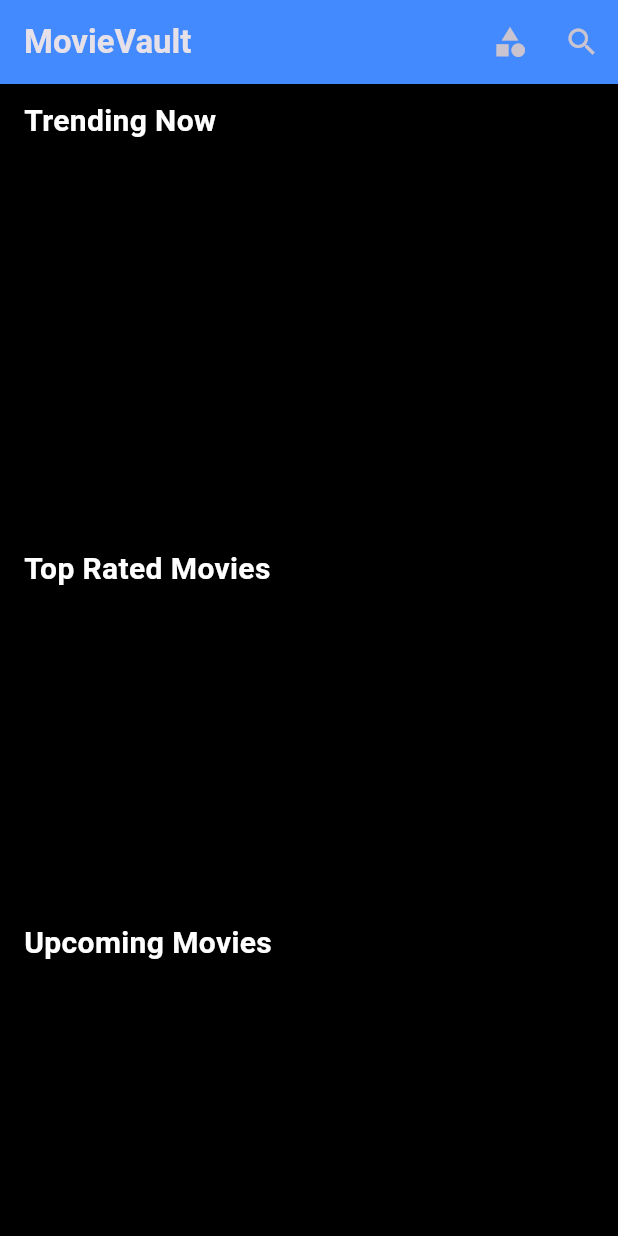
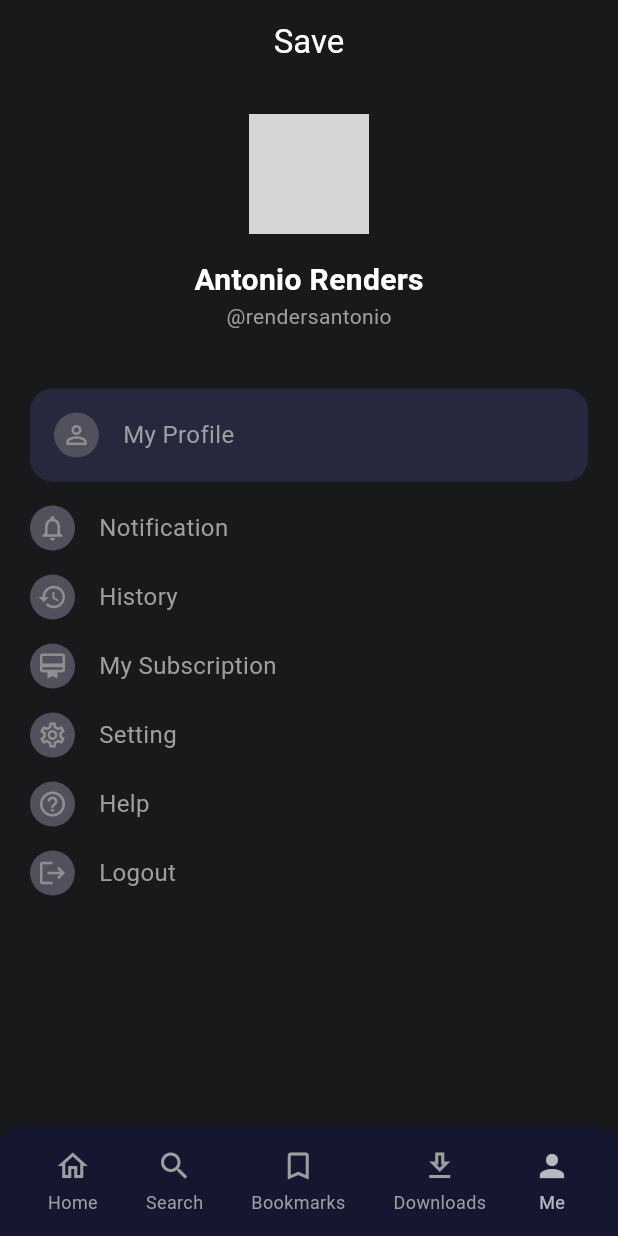
Before and after one commit to WITI-MOBILE-APPLICATION/GROUP_ONE_MOBILE_APP, a Flutter app: the screen it shows after launch, on a phone screen of 412 x 824 dp. Run offline on Flutter 3.47's test engine with Material 3 defaults, Android fonts, the phone set to English and light mode, and no system bars; our stand-ins replace flutter_dotenv; network calls fail; grey boxes are pictures that could not be loaded.

Commit message:
profile_screen

```diff
--- a/lib/main.dart
+++ b/lib/main.dart
@@ -6,6 +6,7 @@ import 'providers/movie_provider.dart';
 import 'screens/home_screen.dart';
 import './screens/movie_detail_screen.dart';
 import 'screens/splash_screen.dart';
+import 'screens/profile_screen.dart';
 
 Future<void> main() async {
   WidgetsFlutterBinding.ensureInitialized();
@@ -24,15 +25,14 @@ class MyApp extends StatelessWidget {
       child: MaterialApp(
         title: 'MovieVault',
         theme: ThemeData.dark().copyWith(
-          primaryColor: Colors.blueAccent,
-          visualDensity: VisualDensity.adaptivePlatformDensity,
+          brightness: Brightness.dark,
+          scaffoldBackgroundColor: const Color.fromARGB(255, 24, 25, 26),
         ),
         debugShowCheckedModeBanner: false,
-        initialRoute: '/',
-        routes: {
-          '/': (context) => SplashScreen(),
-          '/home': (context) => HomeScreen(),
-        },
+        // You can either use home directly:
+        home: const ProfileScreen(),
+
+
       ),
     );
   }
--- a/lib/screens/home_screen.dart
+++ b/lib/screens/home_screen.dart
@@ -37,7 +37,7 @@ class _HomeScreenState extends State<HomeScreen> with TickerProviderStateMixin {
             icon: const Icon(Icons.category),
             onPressed: () {
               Navigator.push(context,
-                  MaterialPageRoute(builder: (context) => GenreScreen()));
+                  MaterialPageRoute(builder: (context) => const GenreScreen()));
             },
           ),
           IconButton(
--- /dev/null
+++ b/lib/screens/profile_screen.dart
@@ -0,0 +1,180 @@
+import 'package:flutter/material.dart';
+
+class ProfileScreen extends StatefulWidget {
+  const ProfileScreen({super.key});
+
+  @override
+  // ignore: library_private_types_in_public_api
+  _ProfileScreenState createState() => _ProfileScreenState();
+}
+
+class _ProfileScreenState extends State<ProfileScreen> {
+  int _selectedIndex = 4; // Default to 'Me' tab
+
+  void _navigateToPage(BuildContext context, String pageTitle) {
+    Navigator.push(
+      context,
+      MaterialPageRoute(
+        builder: (context) => Scaffold(
+          appBar: AppBar(title: Text(pageTitle)),
+          body: Center(
+            child: Text(
+              '$pageTitle Page',
+              style: const TextStyle(fontSize: 20, color: Color.fromARGB(255, 41, 41, 41)),
+            ),
+          ),
+        ),
+      ),
+    );
+  }
+
+  @override
+  Widget build(BuildContext context) {
+    return Scaffold(
+      appBar: AppBar(
+        backgroundColor: Colors.transparent,
+        elevation: 0,
+        title: const Text('Save', style: TextStyle(color: Colors.white)),
+        centerTitle: true,
+        leading: Container(),
+      ),
+      body: Column(
+        children: [
+          Expanded(
+            child: ListView(
+              children: [
+                const SizedBox(height: 20),
+                Center(
+                  child: Container(
+                    width: 80,
+                    height: 80,
+                    decoration: BoxDecoration(
+                      shape: BoxShape.circle,
+                      border: Border.all(color: Colors.white, width: 2),
+                      image: const DecorationImage(
+                        image: NetworkImage('https://picsum.photos/200'),
+                        fit: BoxFit.cover,
+                      ),
+                    ),
+                  ),
+                ),
+                const SizedBox(height: 16),
+                const Center(
+                  child: Text(
+                    'Antonio Renders',
+                    style: TextStyle(
+                      fontSize: 20,
+                      fontWeight: FontWeight.bold,
+                      color: Colors.white,
+                    ),
+                  ),
+                ),
+                const Center(
+                  child: Text(
+                    '@rendersantonio',
+                    style: TextStyle(
+                      fontSize: 14,
+                      color: Colors.grey,
+                    ),
+                  ),
+                ),
+                const SizedBox(height: 30),
+                _buildMenuItem(Icons.person_outline, 'My Profile', true),
+                _buildMenuItem(Icons.notifications_outlined, 'Notification', false),
+                _buildMenuItem(Icons.history, 'History', false),
+                _buildMenuItem(Icons.card_membership_outlined, 'My Subscription', false),
+                _buildMenuItem(Icons.settings_outlined, 'Setting', false),
+                _buildMenuItem(Icons.help_outline, 'Help', false),
+                _buildMenuItem(Icons.logout, 'Logout', false),
+              ],
+            ),
+          ),
+          Container(
+            padding: const EdgeInsets.symmetric(vertical: 14),
+            decoration: const BoxDecoration(
+              color: Color(0xFF151630),
+              borderRadius: BorderRadius.only(
+                topLeft: Radius.circular(15),
+                topRight: Radius.circular(15),
+              ),
+            ),
+            child: Row(
+              mainAxisAlignment: MainAxisAlignment.spaceEvenly,
+              children: [
+                _buildNavItem(context, Icons.home_outlined, 'Home', 0),
+                _buildNavItem(context, Icons.search, 'Search', 1),
+                _buildNavItem(context, Icons.bookmark_border, 'Bookmarks', 2),
+                _buildNavItem(context, Icons.download_outlined, 'Downloads', 3),
+                _buildNavItem(context, Icons.person, 'Me', 4), // 'Me' as active
+              ],
+            ),
+          ),
+        ],
+      ),
+    );
+  }
+
+  // Modified _buildMenuItem to conditionally display box
+  Widget _buildMenuItem(IconData icon, String title, bool isBoxed) {
+    return Container(
+      margin: const EdgeInsets.symmetric(horizontal: 20, vertical: 8),
+      padding: isBoxed ? const EdgeInsets.all(16) : EdgeInsets.zero,
+      decoration: isBoxed
+          ? BoxDecoration(
+              color: const Color.fromARGB(255, 38, 41, 62),
+              borderRadius: BorderRadius.circular(15),
+            )
+          : null,
+      child: Row(
+        children: [
+          Container(
+            width: 30,
+            height: 30,
+            decoration: BoxDecoration(
+             shape: BoxShape.circle,
+color: const Color.fromARGB(255, 80, 81, 93),
+            ),
+            child: Icon(icon, color: const Color.fromARGB(255, 144, 143, 143), size: 20),
+          ),
+          const SizedBox(width: 16),
+          Text(
+            title,
+            style: const TextStyle(
+              color: Colors.grey,
+              fontSize: 16,
+            ),
+          ),
+        ],
+      ),
+    );
+  }
+
+  Widget _buildNavItem(BuildContext context, IconData icon, String label, int index) {
+    return GestureDetector(
+      onTap: () {
+        setState(() {
+          _selectedIndex = index; // Update selected index
+        });
+        _navigateToPage(context, label);
+      },
+      child: Column(
+        mainAxisSize: MainAxisSize.min,
+        children: [
+          Icon(
+            icon,
+            color: _selectedIndex == index ? const Color.fromARGB(255, 254, 253, 253).withOpacity(0.7) : Colors.grey, // Transparent black for active state
+            size: 24,
+          ),
+          const SizedBox(height: 4),
+          Text(
+            label,
+            style: TextStyle(
+              color: _selectedIndex == index ? const Color.fromARGB(255, 252, 250, 250).withOpacity(0.7) : Colors.grey, // Transparent black for active state
+              fontSize: 12,
+            ),
+          ),
+        ],
+      ),
+    );
+  }
+}
```
Also changed, not shown: pubspec.lock.
